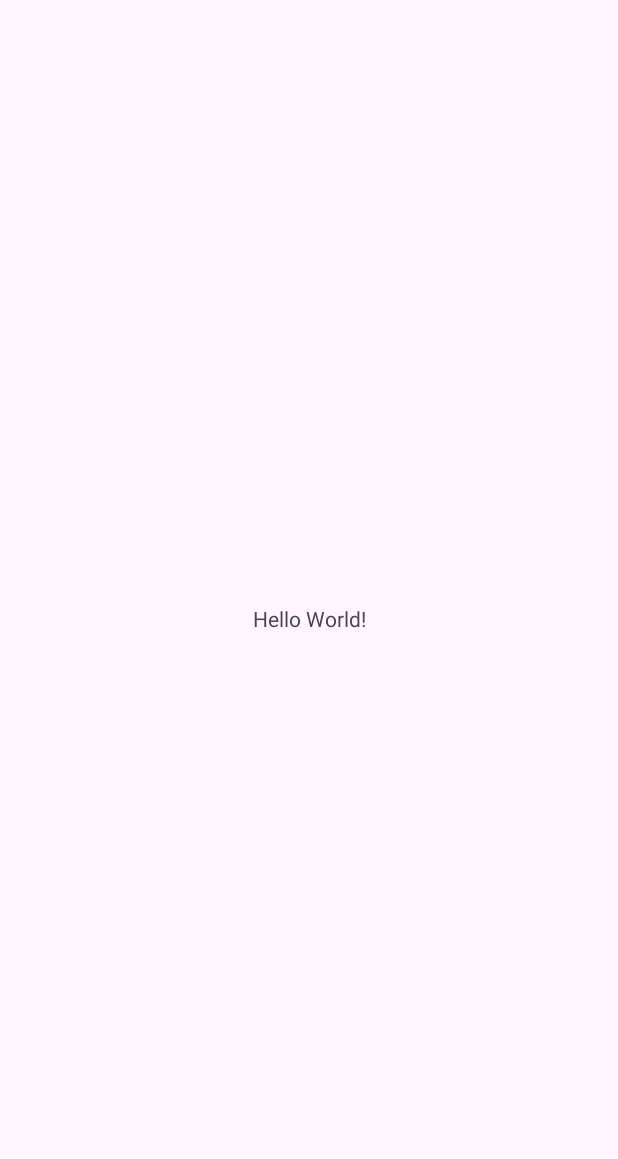
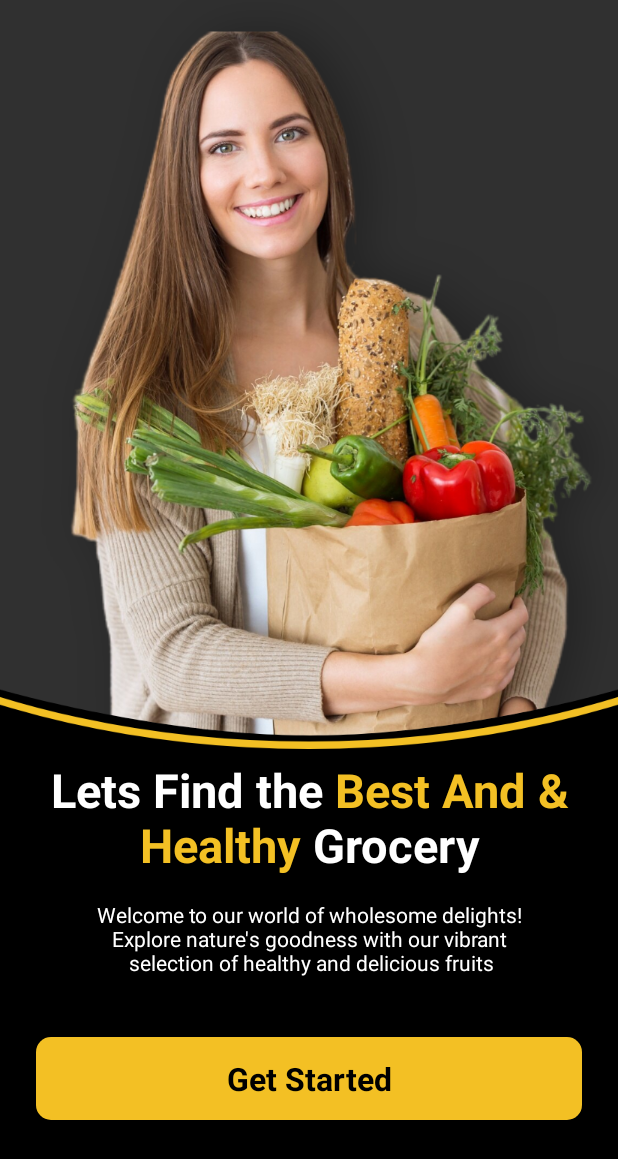
Before and after one commit to LeahDeshar/AndroidJava-Ecommerce, an Android app: the screen it shows after launch (MainActivity), on a phone screen of 412 x 824 dp. Before the commit the part shown is almost empty. Shown: the top 1159 px of the screen. Run offline under Robolectric (Android 15) with nearby library versions, the phone set to English and light mode, and no system bars.

Commit message:
Ecomm: Main Activity

```diff
--- /dev/null
+++ b/app/src/main/res/drawable/yellow_bg.xml
@@ -0,0 +1,10 @@
+<?xml version="1.0" encoding="utf-8"?>
+<selector xmlns:android="http://schemas.android.com/apk/res/android">
+
+    <item>
+        <shape android:shape="rectangle">
+            <solid android:color="@color/yellow" />
+            <corners android:radius="10dp" />
+        </shape>
+    </item>
+</selector>
--- a/app/src/main/res/layout/activity_main.xml
+++ b/app/src/main/res/layout/activity_main.xml
@@ -5,15 +5,70 @@
     android:id="@+id/main"
     android:layout_width="match_parent"
     android:layout_height="match_parent"
+    android:background="@color/black"
     tools:context=".MainActivity">
 
-    <TextView
-        android:layout_width="wrap_content"
-        android:layout_height="wrap_content"
-        android:text="Hello World!"
-        app:layout_constraintBottom_toBottomOf="parent"
-        app:layout_constraintEnd_toEndOf="parent"
-        app:layout_constraintStart_toStartOf="parent"
-        app:layout_constraintTop_toTopOf="parent" />
+    <ScrollView
+        android:layout_width="match_parent"
+        android:layout_height="match_parent">
+
+        <LinearLayout
+            android:layout_width="match_parent"
+            android:layout_height="wrap_content"
+            android:orientation="vertical" >
+
+            <ImageView
+                android:id="@+id/imageView"
+                android:layout_width="match_parent"
+                android:layout_height="wrap_content"
+                app:srcCompat="@drawable/intro" />
+
+            <TextView
+                android:id="@+id/textView"
+                android:layout_width="match_parent"
+                android:layout_height="wrap_content"
+                android:text="@string/intro_title"
+                android:textSize="31sp"
+                android:textStyle="bold"
+                android:textColor="@color/white"
+                android:textAlignment="center"
+                android:layout_marginEnd="32dp"
+                android:layout_marginStart="32dp"
+
+                />
+
+            <TextView
+                android:id="@+id/textView2"
+                android:layout_width="match_parent"
+                android:layout_height="wrap_content"
+                android:text="Welcome to our world of wholesome delights!\n Explore nature's goodness with our vibrant \n selection of healthy and delicious fruits"
+                android:textColor="@color/white"
+                android:textAlignment="center"
+                android:layout_margin="16dp"
+                />
+
+            <androidx.appcompat.widget.AppCompatButton
+                android:id="@+id/startBtn"
+                android:background="@drawable/yellow_bg"
+                style="@android:style/Widget.Button"
+                android:layout_marginStart="24dp"
+                android:layout_marginEnd="24dp"
+                android:layout_marginTop="24dp"
+                android:layout_width="match_parent"
+                android:layout_height="55dp"
+                android:text="Get Started"
+                android:textStyle="bold"
+                android:textSize="21dp"
+                android:textColor="@color/black"
+                />
+
+            <TextView
+                android:layout_width="wrap_content"
+                android:layout_height="wrap_content"
+                />
+        </LinearLayout>
+    </ScrollView>
+
+
 
 </androidx.constraintlayout.widget.ConstraintLayout>
--- a/app/src/main/res/values/strings.xml
+++ b/app/src/main/res/values/strings.xml
@@ -1,3 +1,4 @@
 <resources>
     <string name="app_name">Ecomm</string>
+    <string name="intro_title">Lets Find the<font color="#F3C024"> Best And &amp; Healthy</font> Grocery</string>
 </resources>
```
